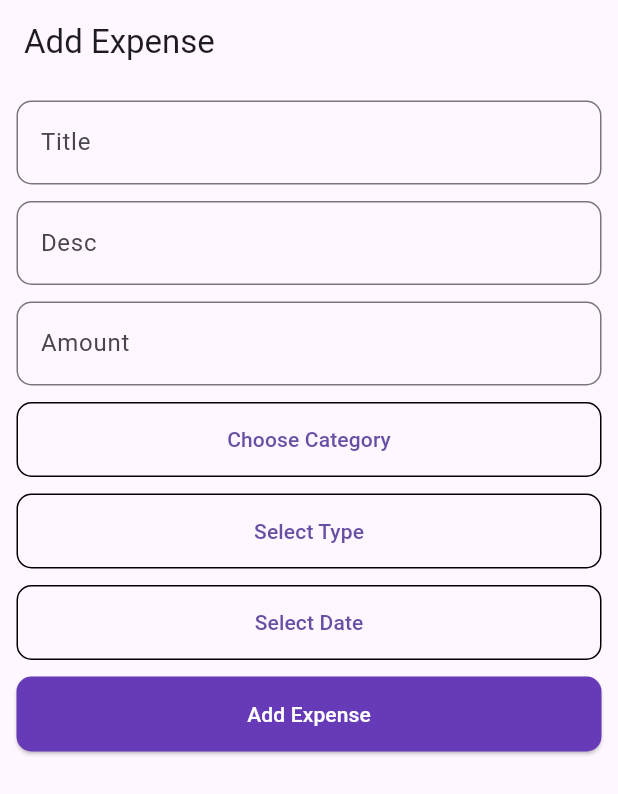
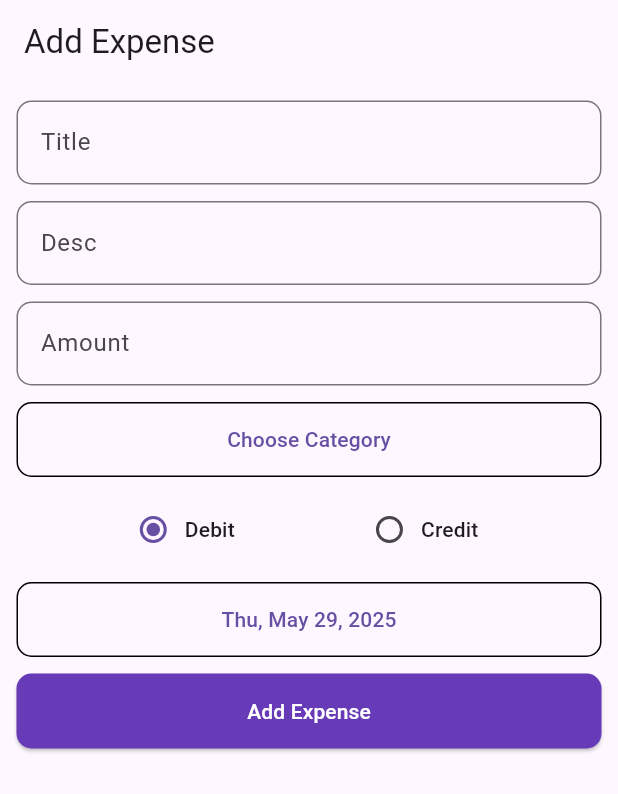
Before and after one commit to raunak2909/expenso_368, a Flutter app: the screen it shows after launch, on a phone screen of 412 x 824 dp. Shown: the top 794 px of the screen. Run offline on Flutter 3.47's test engine with Material 3 defaults, Android fonts, the phone set to English and light mode, and no system bars; our stand-ins replace flutter_bloc, shared_preferences, sqflite; accounts and stored records are empty.

Commit message:
add expense page ui completed

```diff
--- a/lib/ui/pages/add_expense_page.dart
+++ b/lib/ui/pages/add_expense_page.dart
@@ -1,5 +1,6 @@
 import 'package:expense_app/app_constants.dart';
 import 'package:flutter/material.dart';
+import 'package:intl/intl.dart';
 
 class AddExpensePage extends StatefulWidget {
   @override
@@ -14,6 +15,12 @@ class _AddExpensePageState extends State<AddExpensePage> {
   var amtController = TextEditingController();
 
   int selectedCatIndex = -1;
+
+  List<String> mExpType = ["Debit", "Credit"];
+  String selectedExpType = "Debit";
+
+  DateTime? selectedDate;
+  DateFormat df = DateFormat.yMMMEd();
 
   @override
   Widget build(BuildContext context) {
@@ -140,23 +147,48 @@ class _AddExpensePageState extends State<AddExpensePage> {
             SizedBox(
               height: 11,
             ),
-            SizedBox(
-              height: 50,
+            /*DropdownButton(
+              value: selectedExpType,
+                items: mExpType.map((e){
+              return DropdownMenuItem(child: Text(e), value: e,);
+            }).toList(), onChanged: (value){
+                selectedExpType = value!;
+                setState(() {
+
+                });
+            }),*/
+            /*SizedBox(
               width: double.infinity,
-              child: ElevatedButton(
-                  style: ElevatedButton.styleFrom(
-                      elevation: 0,
-                      backgroundColor: Colors.transparent,
-                      shape: RoundedRectangleBorder(
-                          side: BorderSide(
-                            color: Colors.black,
-                            width: 1,
-                          ),
-                          borderRadius: BorderRadius.circular(10))),
-                  onPressed: () {
+              child: DropdownMenu(
+                textAlign: TextAlign.center,
+                width: double.infinity,
+                inputDecorationTheme: InputDecorationTheme(
+                  enabledBorder: OutlineInputBorder(
+                    borderRadius: BorderRadius.circular(10),
+                    borderSide: BorderSide(
+                      color: Colors.black,
+                      width: 1,
+                    ),
+                  )
+                ),
+                initialSelection: selectedExpType,
+                  onSelected: (value){
+                  selectedExpType = value!;
+                  },
+                  dropdownMenuEntries: mExpType.map((e){
+                return DropdownMenuEntry(value: e, label:e);
+              }, ).toList()),
+            ),*/
+            Row(
+              mainAxisAlignment: MainAxisAlignment.spaceEvenly,
+              children: mExpType.map((e){
+                return RadioMenuButton(value: e, groupValue: selectedExpType, onChanged: (value){
+                  selectedExpType = value!;
+                  setState(() {
 
-                  },
-                  child: Text('Select Type')),
+                  });
+                }, child: Text(e));
+              }).toList(),
             ),
             SizedBox(
               height: 11,
@@ -174,10 +206,19 @@ class _AddExpensePageState extends State<AddExpensePage> {
                             width: 1,
                           ),
                           borderRadius: BorderRadius.circular(10))),
-                  onPressed: () {
+                  onPressed: () async{
+
+                    selectedDate = await showDatePicker(
+                        context: context,
+                        firstDate: DateTime.now().subtract(Duration(days: 183)),
+                        lastDate: DateTime.now());
+
+                    setState(() {
+
+                    });
 
                   },
-                  child: Text('Select Date')),
+                  child: Text(df.format((selectedDate ?? DateTime.now())))),
             ),
             SizedBox(
               height: 11,
@@ -192,6 +233,12 @@ class _AddExpensePageState extends State<AddExpensePage> {
                       shape: RoundedRectangleBorder(
                           borderRadius: BorderRadius.circular(10))),
                   onPressed: () {
+                    ///exp model
+                    ///bloc
+                    ///event
+                    ///state
+                    ///dbhelper
+
 
                   },
                   child: Text('Add Expense',)),
--- a/pubspec.yaml
+++ b/pubspec.yaml
@@ -39,6 +39,7 @@ dependencies:
   path: ^1.9.0
   flutter_bloc: ^9.1.1
   shared_preferences: ^2.5.3
+  intl: ^0.20.2
 
 dev_dependencies:
   flutter_test:
```
Also changed, not shown: pubspec.lock, 1 other file.
